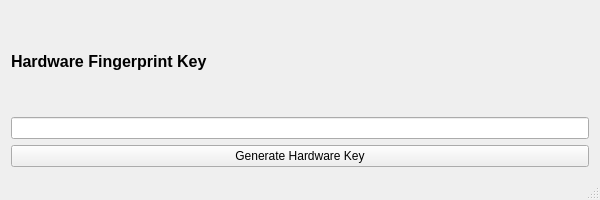
angeloflancer/philips-protector, file mod.ui: the form before one commit.
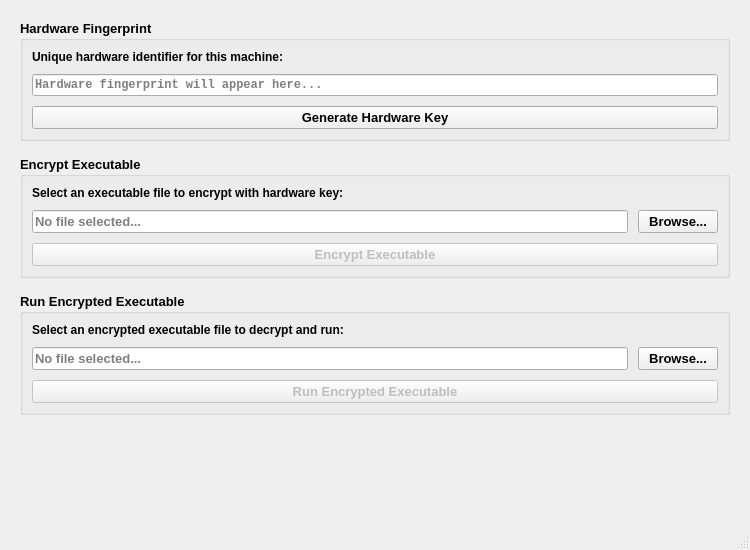
The form after the commit.

Commit message: Add file encryption and execution features to MoD application. Implemented UI elements for selecting executable files to encrypt and run, along with corresponding functionality to handle encryption and decryption processes. Enhanced layout for better usability and added status messages for user feedback.

What changed in the file:
```diff
--- a/mod.ui
+++ b/mod.ui
@@ -6,57 +6,240 @@
    <rect>
     <x>0</x>
     <y>0</y>
-    <width>600</width>
-    <height>200</height>
+    <width>750</width>
+    <height>550</height>
    </rect>
   </property>
   <property name="windowTitle">
    <string>Philips Protector</string>
   </property>
-  <property name="autoFillBackground">
-   <bool>false</bool>
-  </property>
   <widget class="QWidget" name="centralWidget">
-   <layout class="QVBoxLayout" name="verticalLayout">
+   <layout class="QVBoxLayout" name="mainVerticalLayout">
+    <property name="spacing">
+     <number>15</number>
+    </property>
+    <property name="leftMargin">
+     <number>20</number>
+    </property>
+    <property name="topMargin">
+     <number>20</number>
+    </property>
+    <property name="rightMargin">
+     <number>20</number>
+    </property>
+    <property name="bottomMargin">
+     <number>20</number>
+    </property>
     <item>
-     <widget class="QLabel" name="labelTitle">
+     <widget class="QGroupBox" name="hardwareKeyGroup">
+      <property name="title">
+       <string>Hardware Fingerprint</string>
+      </property>
       <property name="font">
        <font>
-        <pointsize>12</pointsize>
+        <pointsize>10</pointsize>
         <weight>75</weight>
         <bold>true</bold>
        </font>
       </property>
-      <property name="text">
-       <string>Hardware Fingerprint Key</string>
-      </property>
+      <layout class="QVBoxLayout" name="hardwareKeyLayout">
+       <property name="spacing">
+        <number>10</number>
+       </property>
+       <item>
+        <widget class="QLabel" name="labelKeyDescription">
+         <property name="text">
+          <string>Unique hardware identifier for this machine:</string>
+         </property>
+         <property name="font">
+          <font>
+           <pointsize>9</pointsize>
+          </font>
+         </property>
+        </widget>
+       </item>
+       <item>
+        <widget class="QLineEdit" name="keyLineEdit">
+         <property name="readOnly">
+          <bool>true</bool>
+         </property>
+         <property name="font">
+          <font>
+           <family>Consolas</family>
+           <pointsize>9</pointsize>
+          </font>
+         </property>
+         <property name="placeholderText">
+          <string>Hardware fingerprint will appear here...</string>
+         </property>
+        </widget>
+       </item>
+       <item>
+        <widget class="QPushButton" name="generateButton">
+         <property name="text">
+          <string>Generate Hardware Key</string>
+         </property>
+         <property name="minimumHeight">
+          <number>35</number>
+         </property>
+        </widget>
+       </item>
+      </layout>
      </widget>
     </item>
     <item>
-     <widget class="QLineEdit" name="keyLineEdit">
+     <widget class="QGroupBox" name="encryptGroup">
+      <property name="title">
+       <string>Encrypt Executable</string>
+      </property>
       <property name="font">
        <font>
-        <family>Consolas</family>
-        <pointsize>9</pointsize>
+        <pointsize>10</pointsize>
+        <weight>75</weight>
+        <bold>true</bold>
        </font>
       </property>
-      <property name="readOnly">
-       <bool>true</bool>
-      </property>
+      <layout class="QVBoxLayout" name="encryptLayout">
+       <property name="spacing">
+        <number>10</number>
+       </property>
+       <item>
+        <widget class="QLabel" name="labelEncryptDescription">
+         <property name="text">
+          <string>Select an executable file to encrypt with hardware key:</string>
+         </property>
+         <property name="font">
+          <font>
+           <pointsize>9</pointsize>
+          </font>
+         </property>
+        </widget>
+       </item>
+       <item>
+        <layout class="QHBoxLayout" name="encryptFileLayout">
+         <item>
+          <widget class="QLineEdit" name="encryptFileLineEdit">
+           <property name="readOnly">
+            <bool>true</bool>
+           </property>
+           <property name="placeholderText">
+            <string>No file selected...</string>
+           </property>
+          </widget>
+         </item>
+         <item>
+          <widget class="QPushButton" name="browseEncryptButton">
+           <property name="text">
+            <string>Browse...</string>
+           </property>
+           <property name="minimumWidth">
+            <number>80</number>
+           </property>
+          </widget>
+         </item>
+        </layout>
+       </item>
+       <item>
+        <widget class="QPushButton" name="encryptButton">
+         <property name="text">
+          <string>Encrypt Executable</string>
+         </property>
+         <property name="minimumHeight">
+          <number>35</number>
+         </property>
+         <property name="enabled">
+          <bool>false</bool>
+         </property>
+        </widget>
+       </item>
+      </layout>
      </widget>
     </item>
     <item>
-     <widget class="QPushButton" name="generateButton">
-      <property name="text">
-       <string>Generate Hardware Key</string>
+     <widget class="QGroupBox" name="runGroup">
+      <property name="title">
+       <string>Run Encrypted Executable</string>
       </property>
+      <property name="font">
+       <font>
+        <pointsize>10</pointsize>
+        <weight>75</weight>
+        <bold>true</bold>
+       </font>
+      </property>
+      <layout class="QVBoxLayout" name="runLayout">
+       <property name="spacing">
+        <number>10</number>
+       </property>
+       <item>
+        <widget class="QLabel" name="labelRunDescription">
+         <property name="text">
+          <string>Select an encrypted executable file to decrypt and run:</string>
+         </property>
+         <property name="font">
+          <font>
+           <pointsize>9</pointsize>
+          </font>
+         </property>
+        </widget>
+       </item>
+       <item>
+        <layout class="QHBoxLayout" name="runFileLayout">
+         <item>
+          <widget class="QLineEdit" name="runFileLineEdit">
+           <property name="readOnly">
+            <bool>true</bool>
+           </property>
+           <property name="placeholderText">
+            <string>No file selected...</string>
+           </property>
+          </widget>
+         </item>
+         <item>
+          <widget class="QPushButton" name="browseRunButton">
+           <property name="text">
+            <string>Browse...</string>
+           </property>
+           <property name="minimumWidth">
+            <number>80</number>
+           </property>
+          </widget>
+         </item>
+        </layout>
+       </item>
+       <item>
+        <widget class="QPushButton" name="runButton">
+         <property name="text">
+          <string>Run Encrypted Executable</string>
+         </property>
+         <property name="minimumHeight">
+          <number>35</number>
+         </property>
+         <property name="enabled">
+          <bool>false</bool>
+         </property>
+        </widget>
+       </item>
+      </layout>
      </widget>
     </item>
+    <item>
+     <spacer name="verticalSpacer">
+      <property name="orientation">
+       <enum>Qt::Vertical</enum>
+      </property>
+      <property name="sizeHint" stdset="0">
+       <size>
+        <width>20</width>
+        <height>40</height>
+       </size>
+      </property>
+     </spacer>
+    </item>
    </layout>
   </widget>
   <widget class="QStatusBar" name="statusBar"/>
  </widget>
- <layoutdefault spacing="6" margin="11"/>
  <resources/>
  <connections>
   <connection>
```
Left out of the diff: 35 changed lines with no effect on the pictures. The commit also changes 3 other files.
